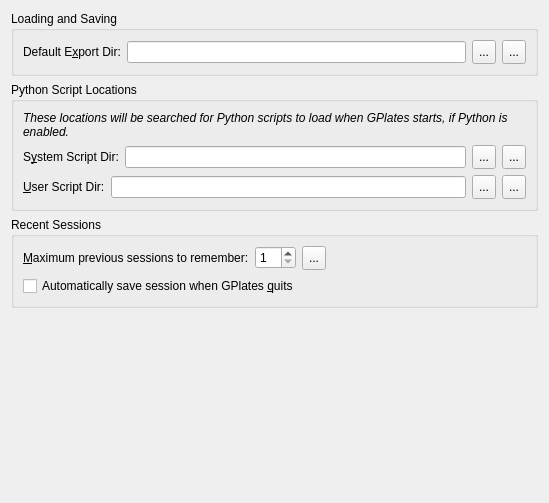
The window that src/qt-widgets/PreferencesPaneFilesUi.ui (GPlates/GPlates) describes before a commit, drawn with Qt 5.
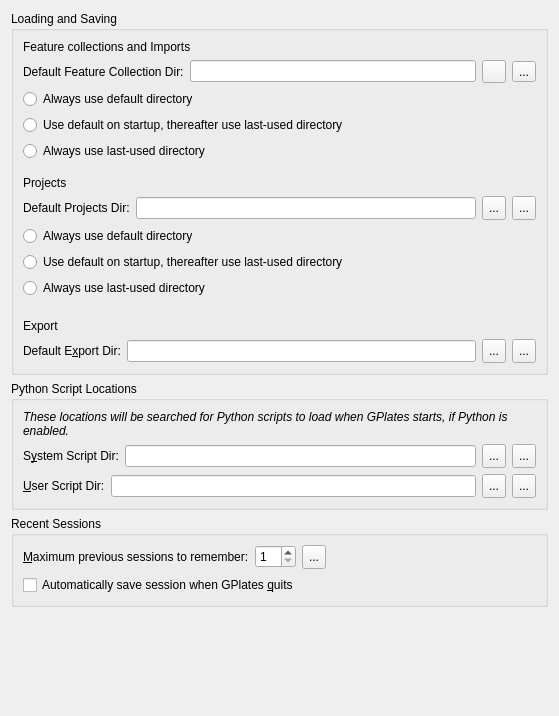
The same window after the commit. Icons and pictures are not drawn.

Commit message:
(trunk) Replaced trunk using small-jobs-2016-feb-19@17448 incorporating small-jobs-2016-feb-09@17154:17448 The command used was:
svn merge http://www.gplates.org/projects/gplates/trunk@17448 http://www.gplates.org/projects/gplates/branches/small-jobs-2016-feb-19@17448

from inside the root directory of a working copy of the trunk.

```diff
--- a/src/qt-widgets/PreferencesPaneFilesUi.ui
+++ b/src/qt-widgets/PreferencesPaneFilesUi.ui
@@ -6,8 +6,8 @@
    <rect>
     <x>0</x>
     <y>0</y>
-    <width>549</width>
-    <height>503</height>
+    <width>559</width>
+    <height>716</height>
    </rect>
   </property>
   <property name="windowTitle">
@@ -20,6 +20,221 @@
       <string>Loading and Saving</string>
      </property>
      <layout class="QVBoxLayout" name="verticalLayout">
+      <item>
+       <widget class="QLabel" name="label_feature_collections">
+        <property name="text">
+         <string>Feature collections and Imports</string>
+        </property>
+       </widget>
+      </item>
+      <item>
+       <layout class="QHBoxLayout" name="horizontalLayout_5">
+        <item>
+         <widget class="QLabel" name="label_6">
+          <property name="text">
+           <string>Default Feature Collection Dir:</string>
+          </property>
+         </widget>
+        </item>
+        <item>
+         <widget class="QLineEdit" name="lineedit_default_feature_collection_dir"/>
+        </item>
+        <item>
+         <widget class="QToolButton" name="toolbutton_choose_default_feature_collection_dir">
+          <property name="text">
+           <string/>
+          </property>
+          <property name="icon">
+           <iconset resource="../qt-resources/qt_widgets.qrc">
+            <normaloff>:/gnome_folder_16.png</normaloff>:/gnome_folder_16.png</iconset>
+          </property>
+         </widget>
+        </item>
+        <item>
+         <widget class="QToolButton" name="toolbutton_reset_default_feature_collection_dir">
+          <property name="text">
+           <string>...</string>
+          </property>
+          <property name="icon">
+           <iconset resource="../qt-resources/qt_widgets.qrc">
+            <normaloff>:/tango_undo_16.png</normaloff>:/tango_undo_16.png</iconset>
+          </property>
+         </widget>
+        </item>
+       </layout>
+      </item>
+      <item>
+       <widget class="QRadioButton" name="radio_feature_collections_always_default">
+        <property name="text">
+         <string>Always use default directory</string>
+        </property>
+        <attribute name="buttonGroup">
+         <string notr="true">buttongroup_feature_collections_behaviour</string>
+        </attribute>
+       </widget>
+      </item>
+      <item>
+       <widget class="QRadioButton" name="radio_feature_collections_default_then_last_used">
+        <property name="text">
+         <string>Use default on startup, thereafter use last-used directory</string>
+        </property>
+        <attribute name="buttonGroup">
+         <string notr="true">buttongroup_feature_collections_behaviour</string>
+        </attribute>
+       </widget>
+      </item>
+      <item>
+       <widget class="QRadioButton" name="radio_feature_collections_always_last_used">
+        <property name="text">
+         <string>Always use last-used directory</string>
+        </property>
+        <attribute name="buttonGroup">
+         <string notr="true">buttongroup_feature_collections_behaviour</string>
+        </attribute>
+       </widget>
+      </item>
+      <item>
+       <spacer name="verticalSpacer_3">
+        <property name="orientation">
+         <enum>Qt::Vertical</enum>
+        </property>
+        <property name="sizeHint" stdset="0">
+         <size>
+          <width>20</width>
+          <height>9</height>
+         </size>
+        </property>
+       </spacer>
+      </item>
+      <item>
+       <widget class="QLabel" name="label_projects">
+        <property name="text">
+         <string>Projects</string>
+        </property>
+       </widget>
+      </item>
+      <item>
+       <layout class="QHBoxLayout" name="horizontalLayout_6">
+        <item>
+         <widget class="QLabel" name="label_10">
+          <property name="text">
+           <string>Default Projects Dir:</string>
+          </property>
+          <property name="buddy">
+           <cstring>lineedit_default_export_dir</cstring>
+          </property>
+         </widget>
+        </item>
+        <item>
+         <widget class="QLineEdit" name="lineedit_default_project_dir"/>
+        </item>
+        <item>
+         <widget class="QToolButton" name="toolbutton_choose_default_project_dir">
+          <property name="sizePolicy">
+           <sizepolicy hsizetype="Minimum" vsizetype="Minimum">
+            <horstretch>0</horstretch>
+            <verstretch>0</verstretch>
+           </sizepolicy>
+          </property>
+          <property name="minimumSize">
+           <size>
+            <width>24</width>
+            <height>24</height>
+           </size>
+          </property>
+          <property name="text">
+           <string>...</string>
+          </property>
+          <property name="icon">
+           <iconset resource="../qt-resources/qt_widgets.qrc">
+            <normaloff>:/gnome_folder_16.png</normaloff>:/gnome_folder_16.png</iconset>
+          </property>
+         </widget>
+        </item>
+        <item>
+         <widget class="QToolButton" name="toolbutton_reset_default_project_dir">
+          <property name="sizePolicy">
+           <sizepolicy hsizetype="Minimum" vsizetype="Minimum">
+            <horstretch>0</horstretch>
+            <verstretch>0</verstretch>
+           </sizepolicy>
+          </property>
+          <property name="minimumSize">
+           <size>
+            <width>24</width>
+            <height>24</height>
+           </size>
+          </property>
+          <property name="toolTip">
+           <string>Reset to default value</string>
+          </property>
+          <property name="text">
+           <string>...</string>
+          </property>
+          <property name="icon">
+           <iconset resource="../qt-resources/qt_widgets.qrc">
+            <normaloff>:/tango_undo_16.png</normaloff>:/tango_undo_16.png</iconset>
+          </property>
+          <property name="iconSize">
+           <size>
+            <width>16</width>
+            <height>16</height>
+           </size>
+          </property>
+         </widget>
+        </item>
+       </layout>
+      </item>
+      <item>
+       <widget class="QRadioButton" name="radio_projects_always_default">
+        <property name="text">
+         <string>Always use default directory</string>
+        </property>
+        <attribute name="buttonGroup">
+         <string notr="true">buttongroup_projects_behaviour</string>
+        </attribute>
+       </widget>
+      </item>
+      <item>
+       <widget class="QRadioButton" name="radio_projects_default_then_last_used">
+        <property name="text">
+         <string>Use default on startup, thereafter use last-used directory</string>
+        </property>
+        <attribute name="buttonGroup">
+         <string notr="true">buttongroup_projects_behaviour</string>
+        </attribute>
+       </widget>
+      </item>
+      <item>
+       <widget class="QRadioButton" name="radio_projects_always_last_used">
+        <property name="text">
+         <string>Always use last-used directory</string>
+        </property>
+        <attribute name="buttonGroup">
+         <string notr="true">buttongroup_projects_behaviour</string>
+        </attribute>
+       </widget>
+      </item>
+      <item>
+       <spacer name="verticalSpacer_2">
+        <property name="orientation">
+         <enum>Qt::Vertical</enum>
+        </property>
+        <property name="sizeHint" stdset="0">
+         <size>
+          <width>20</width>
+          <height>15</height>
+         </size>
+        </property>
+       </spacer>
+      </item>
+      <item>
+       <widget class="QLabel" name="label_export">
+        <property name="text">
+         <string>Export</string>
+        </property>
+       </widget>
+      </item>
       <item>
        <layout class="QHBoxLayout" name="horizontalLayout_2">
         <item>
```
Left out of the diff: 4 changed lines with no effect on the pictures. The commit also changes 38 other files.
